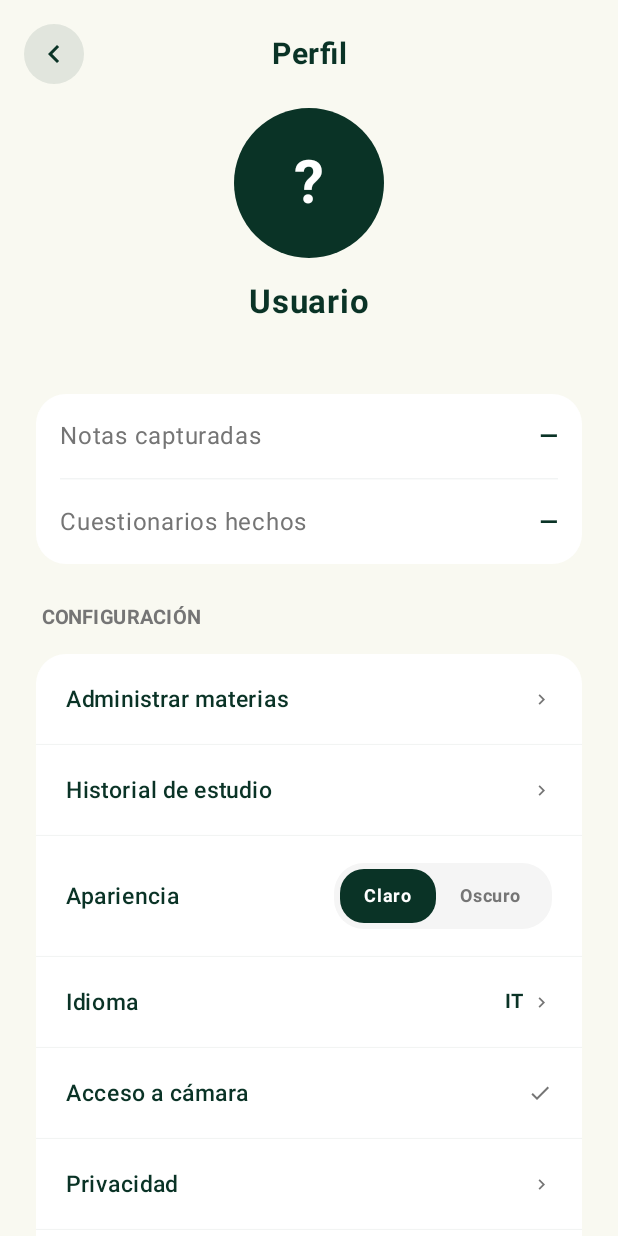
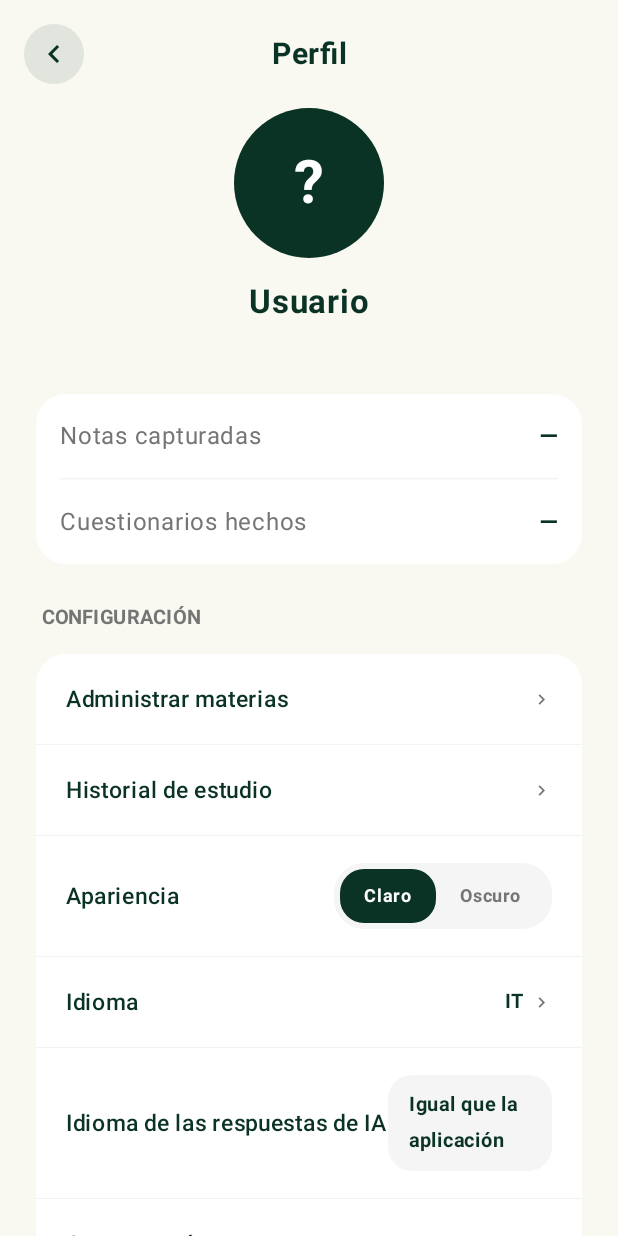
Before and after one commit to FernanMesen/ApunteIA-FrontEnd, an Android app built with Jetpack Compose: the ProfileScreen screen opened through its navigation route, on a phone screen of 412 x 824 dp. Run offline under Robolectric (Android 15) with nearby library versions, the phone set to English and light mode, and no system bars; our stand-ins replace Dagger/Hilt's generated code; network calls fail.

Commit message:
ia
idioma configurable para respuestas de ia

```diff
--- a/app/src/main/java/ApunteIA/FrontEnd/data/datasource/NoteDataSource.kt
+++ b/app/src/main/java/ApunteIA/FrontEnd/data/datasource/NoteDataSource.kt
@@ -14,6 +14,6 @@ interface NoteDataSource {
     suspend fun createNote(request: CreateNoteRequestDto): NoteDto
     suspend fun updateNote(id: Long, request: UpdateNoteRequestDto): NoteDto
     suspend fun deleteNote(id: Long)
-    suspend fun processNote(id: Long): NoteDto
-    suspend fun generateAssessment(noteId: Long, questionCount: Int, difficulty: String): AssessmentDto
+    suspend fun processNote(id: Long, language: String): NoteDto
+    suspend fun generateAssessment(noteId: Long, questionCount: Int, difficulty: String, language: String): AssessmentDto
 }
--- a/app/src/main/java/ApunteIA/FrontEnd/data/datasource/NoteDataSourceImpl.kt
+++ b/app/src/main/java/ApunteIA/FrontEnd/data/datasource/NoteDataSourceImpl.kt
@@ -30,8 +30,8 @@ class NoteDataSourceImpl @Inject constructor(
         if (!response.isSuccessful && response.code() != 404) throw HttpException(response)
     }
 
-    override suspend fun processNote(id: Long): NoteDto = apiService.processNote(id)
+    override suspend fun processNote(id: Long, language: String): NoteDto = apiService.processNote(id, language)
 
-    override suspend fun generateAssessment(noteId: Long, questionCount: Int, difficulty: String): AssessmentDto =
-        apiService.generateAssessment(noteId, GenerateAssessmentRequestDto(questionCount, difficulty))
+    override suspend fun generateAssessment(noteId: Long, questionCount: Int, difficulty: String, language: String): AssessmentDto =
+        apiService.generateAssessment(noteId, GenerateAssessmentRequestDto(questionCount, difficulty, language))
 }
--- a/app/src/main/java/ApunteIA/FrontEnd/data/datasource/model/AssessmentDto.kt
+++ b/app/src/main/java/ApunteIA/FrontEnd/data/datasource/model/AssessmentDto.kt
@@ -40,7 +40,9 @@ data class GenerateAssessmentRequestDto(
     val questionCount: Int,
     /** EASY | MEDIUM | HARD */
     @SerializedName("difficulty")
-    val difficulty: String
+    val difficulty: String,
+    @SerializedName("language")
+    val language: String
 )
 
 data class StartAttemptRequestDto(
--- a/app/src/main/java/ApunteIA/FrontEnd/data/remote/ApiService.kt
+++ b/app/src/main/java/ApunteIA/FrontEnd/data/remote/ApiService.kt
@@ -77,7 +77,10 @@ interface ApiService {
 
     /** IA: genera el resumen de la nota (PENDING → COMPLETED / FAILED). */
     @POST("notes/{id}/process")
-    suspend fun processNote(@Path("id") id: Long): NoteDto
+    suspend fun processNote(
+        @Path("id") id: Long,
+        @Query("language") language: String
+    ): NoteDto
 
     /** IA: genera un quiz de opción múltiple a partir de la nota. */
     @POST("notes/{id}/assessments/generate")
--- a/app/src/main/java/ApunteIA/FrontEnd/domain/repository/NoteRepository.kt
+++ b/app/src/main/java/ApunteIA/FrontEnd/domain/repository/NoteRepository.kt
@@ -28,8 +28,8 @@ interface NoteRepository {
     suspend fun deleteNote(id: Long): Resource<Unit>
 
     /** IA: genera el resumen de la nota. */
-    suspend fun processWithAi(id: Long): Resource<Note>
+    suspend fun processWithAi(id: Long, language: String): Resource<Note>
 
     /** IA: genera un quiz a partir de la nota. Devuelve el id de la evaluación creada. */
-    suspend fun generateQuiz(noteId: Long, questionCount: Int, difficulty: QuizDifficulty): Resource<Long>
+    suspend fun generateQuiz(noteId: Long, questionCount: Int, difficulty: QuizDifficulty, language: String): Resource<Long>
 }
--- a/app/src/main/java/ApunteIA/FrontEnd/presentation/navigation/AppNavigation.kt
+++ b/app/src/main/java/ApunteIA/FrontEnd/presentation/navigation/AppNavigation.kt
@@ -170,6 +170,7 @@ fun AppNavigation(
             composable(Routes.PROFILE) {
                 val statsViewModel: MainViewModel = hiltViewModel()
                 val statsState by statsViewModel.uiState.collectAsState()
+                val aiLanguageOption by themeViewModel.aiLanguageOption.collectAsState()
                 RefreshOnResume { statsViewModel.refresh() }
                 ProfileScreen(
                     onBack = { navController.popBackStack() },
@@ -178,6 +179,8 @@ fun AppNavigation(
                         navController.resetTo(Routes.LOGIN)
                     },
                     isDarkMode = isDarkMode,
+                    aiLanguageOption = aiLanguageOption,
+                    onAiLanguageChange = { themeViewModel.setAiLanguageOption(it) },
                     onThemeToggle = { themeViewModel.toggleTheme(it) },
                     onManageSubjects = { navController.navigate(Routes.MANAGE_SUBJECTS) },
                     onStudyHistory = { navController.navigate(Routes.STUDY_HISTORY) },
--- a/app/src/main/java/ApunteIA/FrontEnd/presentation/ui/screens/ProfileScreen.kt
+++ b/app/src/main/java/ApunteIA/FrontEnd/presentation/ui/screens/ProfileScreen.kt
@@ -10,6 +10,7 @@ import androidx.compose.foundation.shape.CircleShape
 import androidx.compose.foundation.shape.RoundedCornerShape
 import androidx.compose.material.icons.Icons
 import androidx.compose.material.icons.filled.Check
+import androidx.compose.material.icons.filled.KeyboardArrowDown
 import androidx.compose.material.icons.filled.KeyboardArrowLeft
 import androidx.compose.material.icons.filled.KeyboardArrowRight
 import androidx.compose.material3.*
@@ -26,6 +27,7 @@ import androidx.compose.ui.unit.sp
 import ApunteIA.FrontEnd.R
 import ApunteIA.FrontEnd.presentation.ui.theme.*
 import ApunteIA.FrontEnd.presentation.ui.components.LocalCurrentUser
+import ApunteIA.FrontEnd.util.AiLanguageOption
 import ApunteIA.FrontEnd.util.LanguageManager
 
 @Composable
@@ -34,6 +36,8 @@ fun ProfileScreen(
     onLogout: () -> Unit = {},
     isDarkMode: Boolean = false,
     onThemeToggle: (Boolean) -> Unit = {},
+    aiLanguageOption: AiLanguageOption = AiLanguageOption.SAME_AS_APP,
+    onAiLanguageChange: (AiLanguageOption) -> Unit = {},
     onManageSubjects: () -> Unit = {},
     onStudyHistory: () -> Unit = {},
     onCameraAccess: () -> Unit = {},
@@ -124,6 +128,8 @@ fun ProfileScreen(
                 ConfigSection(
                     isDarkMode = isDarkMode,
                     onThemeToggle = onThemeToggle,
+                    aiLanguageOption = aiLanguageOption,
+                    onAiLanguageChange = onAiLanguageChange,
                     onManageSubjects = onManageSubjects,
                     onStudyHistory = onStudyHistory,
                     onCameraAccess = onCameraAccess,
@@ -262,6 +268,8 @@ fun StatItem(label: String, value: String) {
 fun ConfigSection(
     isDarkMode: Boolean,
     onThemeToggle: (Boolean) -> Unit,
+    aiLanguageOption: AiLanguageOption,
+    onAiLanguageChange: (AiLanguageOption) -> Unit,
     onManageSubjects: () -> Unit,
     onStudyHistory: () -> Unit,
     onCameraAccess: () -> Unit,
@@ -323,6 +331,11 @@ fun ConfigSection(
                 )
                 HorizontalDivider(color = MaterialTheme.colorScheme.onSurface.copy(alpha = 0.08f), thickness = 0.5.dp)
                 ConfigItem(
+                    label = stringResource(R.string.profile_ai_language),
+                    trailing = { AiLanguageDropdown(aiLanguageOption, onAiLanguageChange) }
+                )
+                HorizontalDivider(color = MaterialTheme.colorScheme.onSurface.copy(alpha = 0.08f), thickness = 0.5.dp)
+                ConfigItem(
                     label = stringResource(R.string.profile_camera_access),
                     onClick = onCameraAccess,
                     trailing = { Icon(Icons.Default.Check, null, tint = MaterialTheme.colorScheme.onSurfaceVariant, modifier = Modifier.size(16.dp)) }
@@ -344,6 +357,65 @@ fun ConfigSection(
                     label = stringResource(R.string.profile_change_password),
                     onClick = onChangePassword,
                     trailing = { Icon(Icons.Default.KeyboardArrowRight, null, tint = MaterialTheme.colorScheme.onSurfaceVariant, modifier = Modifier.size(14.dp)) }
+                )
+            }
+        }
+    }
+}
+
+@OptIn(ExperimentalMaterial3Api::class)
+@Composable
+fun AiLanguageDropdown(
+    currentOption: AiLanguageOption,
+    onOptionSelected: (AiLanguageOption) -> Unit
+) {
+    var expanded by remember { mutableStateOf(false) }
+    val isThemeDark = MaterialTheme.colorScheme.primary == SpaceCadet
+    val options = listOf(
+        AiLanguageOption.SAME_AS_APP to stringResource(R.string.ai_lang_same_as_app),
+        AiLanguageOption.ES to stringResource(R.string.ai_lang_spanish),
+        AiLanguageOption.EN to stringResource(R.string.ai_lang_english),
+        AiLanguageOption.PT to stringResource(R.string.ai_lang_portuguese),
+        AiLanguageOption.IT to stringResource(R.string.ai_lang_italian)
+    )
+    val currentLabel = options.firstOrNull { it.first == currentOption }?.second ?: stringResource(R.string.ai_lang_same_as_app)
+
+    Box {
+        Surface(
+            modifier = Modifier.clickable { expanded = true },
+            shape = RoundedCornerShape(16.dp),
+            color = if (isThemeDark) Color(0xFF1E2532) else Color(0xFFF5F5F5)
+        ) {
+            Row(
+                modifier = Modifier.padding(horizontal = 14.dp, vertical = 8.dp),
+                verticalAlignment = Alignment.CenterVertically
+            ) {
+                Text(
+                    text = currentLabel,
+                    fontSize = 13.sp,
+                    fontWeight = FontWeight.Bold,
+                    color = MaterialTheme.colorScheme.primary
+                )
+                Spacer(modifier = Modifier.width(4.dp))
+                Icon(
+                    imageVector = Icons.Default.KeyboardArrowDown,
+                    contentDescription = null,
+                    tint = MaterialTheme.colorScheme.primary,
+                    modifier = Modifier.size(16.dp)
+                )
+            }
+        }
+        DropdownMenu(
+            expanded = expanded,
+            onDismissRequest = { expanded = false }
+        ) {
+            options.forEach { (option, label) ->
+                DropdownMenuItem(
+                    text = { Text(label) },
+                    onClick = {
+                        onOptionSelected(option)
+                        expanded = false
+                    }
                 )
             }
         }
--- a/app/src/main/java/ApunteIA/FrontEnd/presentation/viewmodel/ThemeViewModel.kt
+++ b/app/src/main/java/ApunteIA/FrontEnd/presentation/viewmodel/ThemeViewModel.kt
@@ -1,6 +1,8 @@
 package ApunteIA.FrontEnd.presentation.viewmodel
 
 import androidx.lifecycle.ViewModel
+import ApunteIA.FrontEnd.util.AiLanguageOption
+import ApunteIA.FrontEnd.util.AiLanguagePreferenceManager
 import dagger.hilt.android.lifecycle.HiltViewModel
 import kotlinx.coroutines.flow.MutableStateFlow
 import kotlinx.coroutines.flow.StateFlow
@@ -8,11 +10,21 @@ import kotlinx.coroutines.flow.asStateFlow
 import javax.inject.Inject
 
 @HiltViewModel
-class ThemeViewModel @Inject constructor() : ViewModel() {
+class ThemeViewModel @Inject constructor(
+    private val aiLanguagePreferenceManager: AiLanguagePreferenceManager
+) : ViewModel() {
     private val _isDarkMode = MutableStateFlow(false)
     val isDarkMode: StateFlow<Boolean> = _isDarkMode.asStateFlow()
+
+    private val _aiLanguageOption = MutableStateFlow(aiLanguagePreferenceManager.aiLanguageOption)
+    val aiLanguageOption: StateFlow<AiLanguageOption> = _aiLanguageOption.asStateFlow()
 
     fun toggleTheme(isDark: Boolean) {
         _isDarkMode.value = isDark
     }
+
+    fun setAiLanguageOption(option: AiLanguageOption) {
+        aiLanguagePreferenceManager.aiLanguageOption = option
+        _aiLanguageOption.value = option
+    }
 }
--- a/app/src/main/res/values/strings.xml
+++ b/app/src/main/res/values/strings.xml
@@ -261,4 +261,10 @@
     <string name="dark_theme">Oscuro</string>
     <string name="notes_captured">Notas capturadas</string>
     <string name="quizzes_done">Cuestionarios hechos</string>
+    <string name="profile_ai_language">Idioma de las respuestas de IA</string>
+    <string name="ai_lang_same_as_app">Igual que la aplicación</string>
+    <string name="ai_lang_spanish">Español</string>
+    <string name="ai_lang_english">English</string>
+    <string name="ai_lang_portuguese">Português</string>
+    <string name="ai_lang_italian">Italiano</string>
 </resources>
```
Also changed, not shown: app/src/main/java/ApunteIA/FrontEnd/data/repository/NoteRepositoryImpl.kt (+5 -4 lines), app/src/main/java/ApunteIA/FrontEnd/domain/usecase/NoteUseCases.kt (+14 -5 lines), app/src/main/java/ApunteIA/FrontEnd/util/AiLanguageOption.kt (added, +15 -0 lines), app/src/main/java/ApunteIA/FrontEnd/util/AiLanguagePreferenceManager.kt (added, +36 -0 lines), app/src/main/res/drawable/apuntesia_logo.png (deleted), app/src/main/res/drawable/apuntesia_logo.webp (added), 6 other files.
